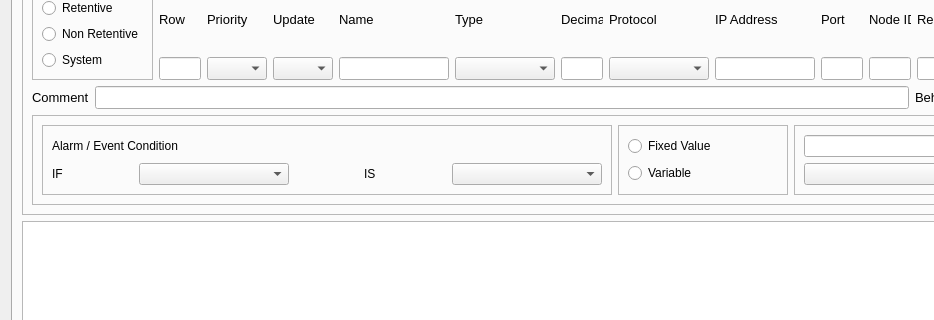
The window that projects/devtools/qt-creator-2.8.1-src/src/plugins/cte/ctedit.ui (MECTsrl/imx_mect) describes before a commit, drawn with Qt 5; both pictures show x 0 to 934 and y 164 to 484 of the 1130 by 822 pixel window.
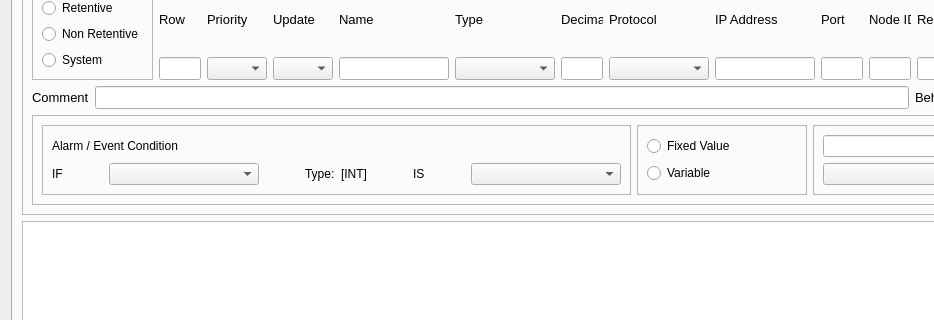
The same window after the commit.

Commit message: Frame Alarm updated

Patch:
```diff
--- a/projects/devtools/qt-creator-2.8.1-src/src/plugins/cte/ctedit.ui
+++ b/projects/devtools/qt-creator-2.8.1-src/src/plugins/cte/ctedit.ui
@@ -1344,6 +1344,36 @@
                       </property>
                      </widget>
                     </item>
+                    <item>
+                     <spacer name="horizontalSpacer_6">
+                      <property name="orientation">
+                       <enum>Qt::Horizontal</enum>
+                      </property>
+                      <property name="sizeHint" stdset="0">
+                       <size>
+                        <width>40</width>
+                        <height>20</height>
+                       </size>
+                      </property>
+                     </spacer>
+                    </item>
+                    <item>
+                     <widget class="QLabel" name="lblpType">
+                      <property name="text">
+                       <string>Type:</string>
+                      </property>
+                     </widget>
+                    </item>
+                    <item>
+                     <widget class="QLabel" name="lblTypeVar1">
+                      <property name="frameShape">
+                       <enum>QFrame::NoFrame</enum>
+                      </property>
+                      <property name="text">
+                       <string>[INT]</string>
+                      </property>
+                     </widget>
+                    </item>
                     <item>
                      <spacer name="horizontalSpacer_3">
                       <property name="orientation">
```
Left out of the diff: 4 changed lines with no effect on the pictures. The commit also changes 4 other files.
